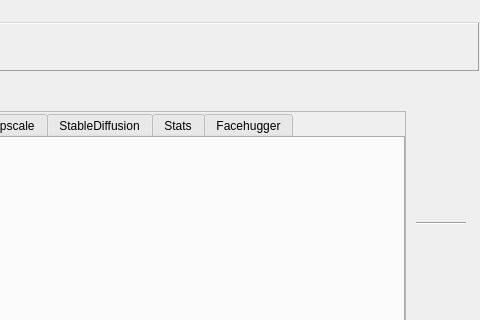
Qt form src/airunner/windows/main/templates/main_window.ui (Capsize-Games/airunner) before a commit; both pictures show x 783 to 1263 and y 0 to 320 of the 1263 by 894 pixel window.
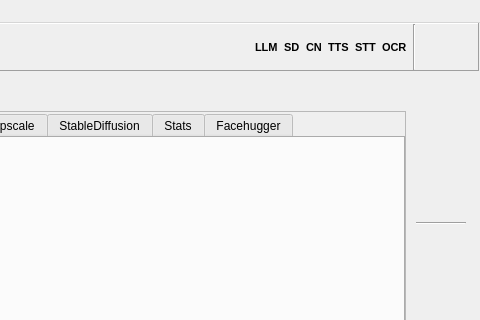
The same form after that commit. The open tabs and pages were chosen to show the change. Icons and pictures are not drawn. Custom widgets are drawn as their Qt base class.

Commit message: More controls and status reporting. fixes action path open

Diff of the .ui file:
```diff
--- a/src/airunner/windows/main/templates/main_window.ui
+++ b/src/airunner/windows/main/templates/main_window.ui
@@ -498,6 +498,91 @@
                    </property>
                   </spacer>
                  </item>
+                 <item>
+                  <widget class="QLabel" name="llm_status">
+                   <property name="font">
+                    <font>
+                     <pointsize>8</pointsize>
+                     <bold>true</bold>
+                    </font>
+                   </property>
+                   <property name="text">
+                    <string>LLM</string>
+                   </property>
+                  </widget>
+                 </item>
+                 <item>
+                  <widget class="QLabel" name="sd_status">
+                   <property name="font">
+                    <font>
+                     <pointsize>8</pointsize>
+                     <bold>true</bold>
+                    </font>
+                   </property>
+                   <property name="text">
+                    <string>SD</string>
+                   </property>
+                  </widget>
+                 </item>
+                 <item>
+                  <widget class="QLabel" name="controlnet_status">
+                   <property name="font">
+                    <font>
+                     <pointsize>8</pointsize>
+                     <bold>true</bold>
+                    </font>
+                   </property>
+                   <property name="text">
+                    <string>CN</string>
+                   </property>
+                  </widget>
+                 </item>
+                 <item>
+                  <widget class="QLabel" name="tts_status">
+                   <property name="font">
+                    <font>
+                     <pointsize>8</pointsize>
+                     <bold>true</bold>
+                    </font>
+                   </property>
+                   <property name="text">
+                    <string>TTS</string>
+                   </property>
+                  </widget>
+                 </item>
+                 <item>
+                  <widget class="QLabel" name="stt_status">
+                   <property name="font">
+                    <font>
+                     <pointsize>8</pointsize>
+                     <bold>true</bold>
+                    </font>
+                   </property>
+                   <property name="text">
+                    <string>STT</string>
+                   </property>
+                  </widget>
+                 </item>
+                 <item>
+                  <widget class="QLabel" name="ocr_status">
+                   <property name="font">
+                    <font>
+                     <pointsize>8</pointsize>
+                     <bold>true</bold>
+                    </font>
+                   </property>
+                   <property name="text">
+                    <string>OCR</string>
+                   </property>
+                  </widget>
+                 </item>
+                 <item>
+                  <widget class="Line" name="line_4">
+                   <property name="orientation">
+                    <enum>Qt::Orientation::Vertical</enum>
+                   </property>
+                  </widget>
+                 </item>
                  <item>
                   <widget class="QPushButton" name="settings_button">
                    <property name="sizePolicy">
```
Left out of the diff: 22 changed lines with no effect on the pictures. The commit also changes 14 other files.
